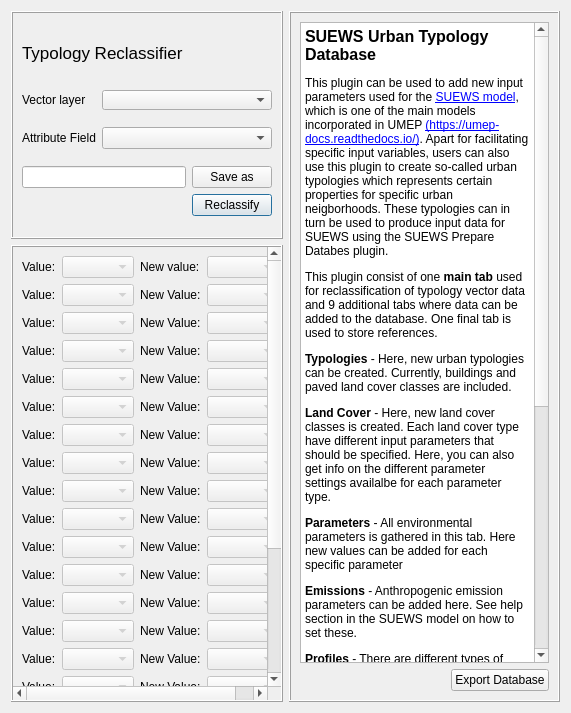
Above: tabs/reclassifier_tab.ui from gusbacos/suews_database_manager before the change. Below: the same form after it.
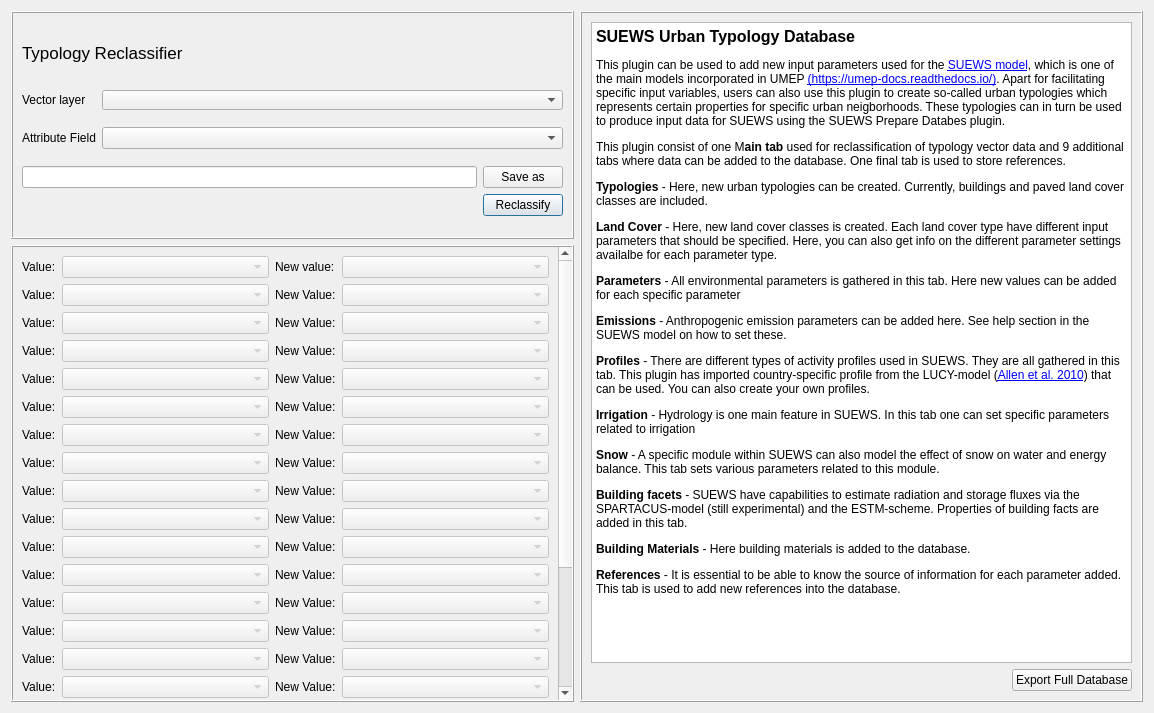
That is the form after the change. Custom widgets are drawn as their Qt base class.

The edit to the form file:
```diff
--- a/tabs/reclassifier_tab.ui
+++ b/tabs/reclassifier_tab.ui
@@ -6,7 +6,7 @@
    <rect>
     <x>0</x>
     <y>0</y>
-    <width>571</width>
+    <width>1154</width>
     <height>713</height>
    </rect>
   </property>
@@ -135,7 +135,7 @@
        <rect>
         <x>0</x>
         <y>0</y>
-        <width>292</width>
+        <width>538</width>
         <height>653</height>
        </rect>
       </property>
@@ -850,7 +850,7 @@
       <item row="1" column="2">
        <widget class="QPushButton" name="pushButtonUpdateDatabase">
         <property name="text">
-         <string>Export Database</string>
+         <string>Export Full Database</string>
         </property>
        </widget>
       </item>
@@ -863,7 +863,7 @@
 &lt;/style&gt;&lt;/head&gt;&lt;body style=&quot; font-family:'MS Shell Dlg 2'; font-size:7.8pt; font-weight:400; font-style:normal;&quot;&gt;
 &lt;p style=&quot; margin-top:0px; margin-bottom:0px; margin-left:0px; margin-right:0px; -qt-block-indent:0; text-indent:0px;&quot;&gt;&lt;span style=&quot; font-size:12pt; font-weight:600;&quot;&gt;SUEWS Urban Typology Database&lt;/span&gt;&lt;/p&gt;
 &lt;p style=&quot; margin-top:12px; margin-bottom:12px; margin-left:0px; margin-right:0px; -qt-block-indent:0; text-indent:0px;&quot;&gt;&lt;span style=&quot; font-size:9pt;&quot;&gt;This plugin can be used to add new input parameters used for the &lt;/span&gt;&lt;a href=&quot;https://suews.readthedocs.io/en/latest/&quot;&gt;&lt;span style=&quot; font-size:9pt; text-decoration: underline; color:#0000ff;&quot;&gt;SUEWS model&lt;/span&gt;&lt;/a&gt;&lt;span style=&quot; font-size:9pt;&quot;&gt;, which is one of the main models incorporated in UMEP &lt;/span&gt;&lt;a href=&quot;https://umep-docs.readthedocs.io/en/latest/&quot;&gt;&lt;span style=&quot; font-size:9pt; text-decoration: underline; color:#0000ff;&quot;&gt;(https://umep-docs.readthedocs.io/)&lt;/span&gt;&lt;/a&gt;&lt;span style=&quot; font-size:9pt;&quot;&gt;. Apart for facilitating specific input variables, users can also use this plugin to create so-called urban typologies which represents certain properties for specific urban neigborhoods. These typologies can in turn be used to produce input data for SUEWS using the SUEWS Prepare Databes plugin.&lt;/span&gt;&lt;/p&gt;
-&lt;p style=&quot; margin-top:12px; margin-bottom:12px; margin-left:0px; margin-right:0px; -qt-block-indent:0; text-indent:0px;&quot;&gt;&lt;span style=&quot; font-size:9pt;&quot;&gt;This plugin consist of one &lt;/span&gt;&lt;span style=&quot; font-size:9pt; font-weight:600;&quot;&gt;main tab&lt;/span&gt;&lt;span style=&quot; font-size:9pt;&quot;&gt; used for reclassification of typology vector data and 9 additional tabs where data can be added to the database. One final tab is used to store references.&lt;/span&gt;&lt;/p&gt;
+&lt;p style=&quot; margin-top:12px; margin-bottom:12px; margin-left:0px; margin-right:0px; -qt-block-indent:0; text-indent:0px;&quot;&gt;&lt;span style=&quot; font-size:9pt;&quot;&gt;This plugin consist of one M&lt;/span&gt;&lt;span style=&quot; font-size:9pt; font-weight:600;&quot;&gt;ain tab&lt;/span&gt;&lt;span style=&quot; font-size:9pt;&quot;&gt; used for reclassification of typology vector data and 9 additional tabs where data can be added to the database. One final tab is used to store references.&lt;/span&gt;&lt;/p&gt;
 &lt;p style=&quot; margin-top:12px; margin-bottom:12px; margin-left:0px; margin-right:0px; -qt-block-indent:0; text-indent:0px;&quot;&gt;&lt;span style=&quot; font-size:9pt; font-weight:600;&quot;&gt;Typologies&lt;/span&gt;&lt;span style=&quot; font-size:9pt;&quot;&gt; - Here, new urban typologies can be created. Currently, buildings and paved land cover classes are included.&lt;/span&gt;&lt;/p&gt;
 &lt;p style=&quot; margin-top:12px; margin-bottom:12px; margin-left:0px; margin-right:0px; -qt-block-indent:0; text-indent:0px;&quot;&gt;&lt;span style=&quot; font-size:9pt; font-weight:600;&quot;&gt;Land Cover&lt;/span&gt;&lt;span style=&quot; font-size:9pt;&quot;&gt; - Here, new land cover classes is created. Each land cover type have different input parameters that should be specified. Here, you can also get info on the different parameter settings availalbe for each parameter type.&lt;/span&gt;&lt;/p&gt;
 &lt;p style=&quot; margin-top:12px; margin-bottom:12px; margin-left:0px; margin-right:0px; -qt-block-indent:0; text-indent:0px;&quot;&gt;&lt;span style=&quot; font-size:9pt; font-weight:600;&quot;&gt;Parameters&lt;/span&gt;&lt;span style=&quot; font-size:9pt;&quot;&gt; - All environmental parameters is gathered in this tab. Here new values can be added for each specific parameter&lt;/span&gt;&lt;/p&gt;
```
